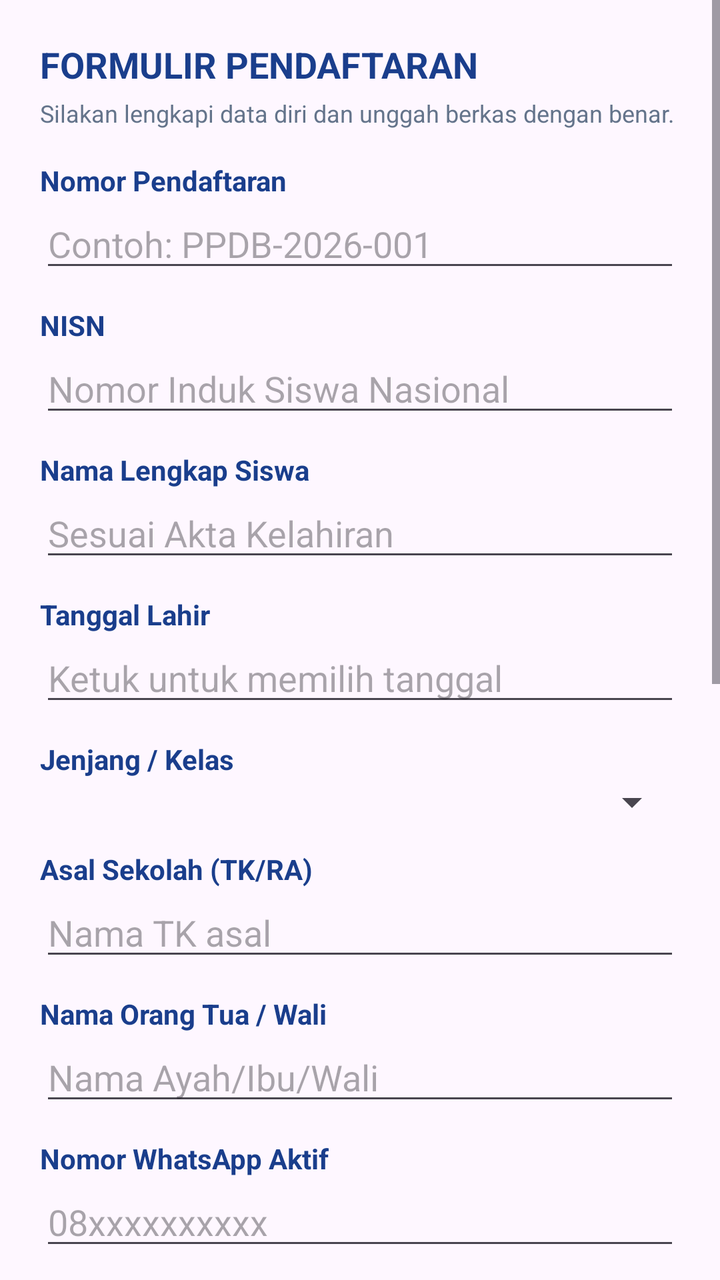
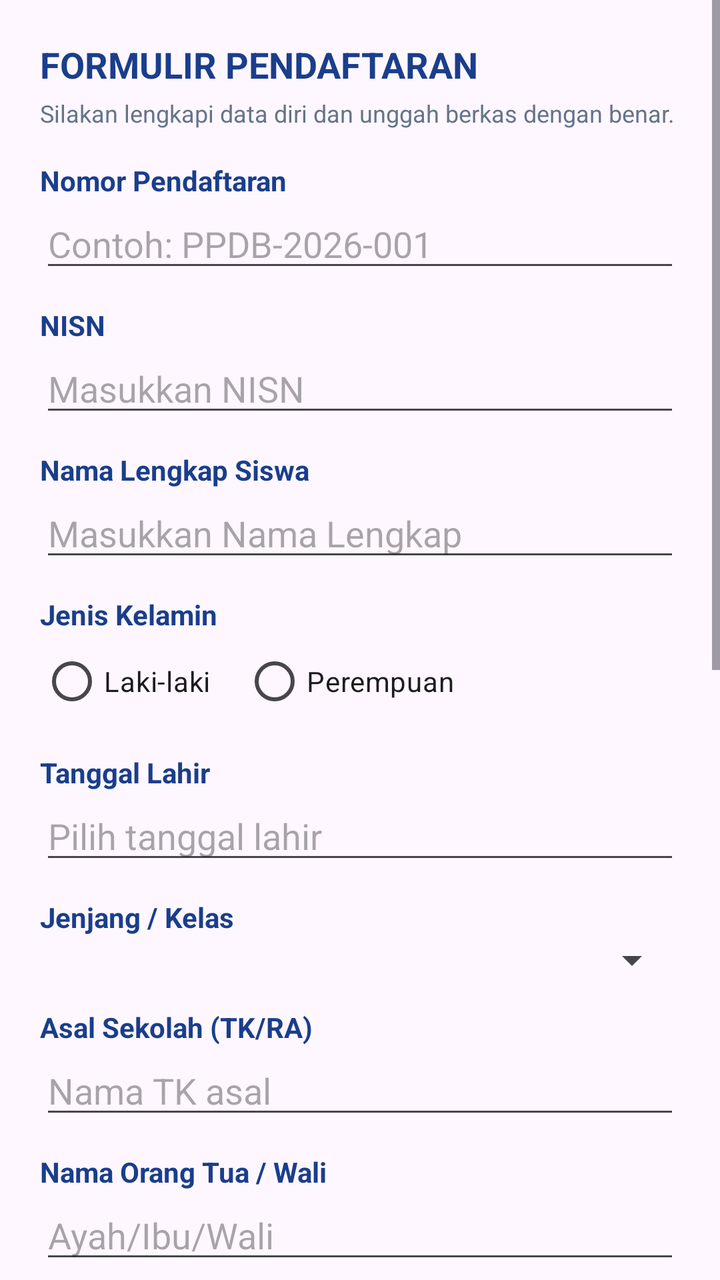

The first picture is an Android layout as it rendered before a commit; the second is the same layout after the commit. The layout source and the unified diff follow.
<!-- AndroidManifest.xml: application theme Theme.SDNPojok2App -->
<!-- res/layout/fragment_daftar_ulang.xml -->
<?xml version="1.0" encoding="utf-8"?>
<ScrollView xmlns:android="http://schemas.android.com/apk/res/android"
    android:layout_width="match_parent"
    android:layout_height="match_parent"
    android:fillViewport="true">

    <LinearLayout
        android:layout_width="match_parent"
        android:layout_height="wrap_content"
        android:orientation="vertical"
        android:padding="20dp">

        <TextView
            android:layout_width="match_parent"
            android:layout_height="wrap_content"
            android:text="FORMULIR PENDAFTARAN"
            android:textColor="@color/sdn_navy"
            android:textSize="18sp"
            android:textStyle="bold" />

        <TextView
            android:layout_width="match_parent"
            android:layout_height="wrap_content"
            android:layout_marginTop="4dp"
            android:layout_marginBottom="16dp"
            android:text="Silakan lengkapi data diri dan unggah berkas dengan benar."
            android:textColor="@color/sdn_gray_text"
            android:textSize="12sp" />

        
        <TextView
            android:layout_width="wrap_content"
            android:layout_height="wrap_content"
            android:text="Nomor Pendaftaran"
            android:textColor="@color/sdn_navy"
            android:textStyle="bold" />

        <EditText
            android:id="@+id/edNoPendaftaran"
            android:layout_width="match_parent"
            android:layout_height="wrap_content"
            android:hint="Contoh: PPDB-2026-001"
            android:importantForAutofill="no"
            android:inputType="textCapCharacters" />

        
        <TextView
            android:layout_width="wrap_content"
            android:layout_height="wrap_content"
            android:layout_marginTop="12dp"
            android:text="NISN"
            android:textColor="@color/sdn_navy"
            android:textStyle="bold" />

        <EditText
            android:id="@+id/edNisn"
            android:layout_width="match_parent"
            android:layout_height="wrap_content"
            android:hint="Nomor Induk Siswa Nasional"
            android:importantForAutofill="no"
            android:inputType="number"
            android:maxLength="10" />

        
        <TextView
            android:layout_width="wrap_content"
            android:layout_height="wrap_content"
            android:layout_marginTop="12dp"
            android:text="Nama Lengkap Siswa"
            android:textColor="@color/sdn_navy"
            android:textStyle="bold" />

        <EditText
            android:id="@+id/edNamaSiswa"
            android:layout_width="match_parent"
            android:layout_height="wrap_content"
            android:hint="Sesuai Akta Kelahiran"
            android:importantForAutofill="no"
            android:inputType="textPersonName|textCapWords" />

        
        <TextView
            android:layout_width="wrap_content"
            android:layout_height="wrap_content"
            android:layout_marginTop="12dp"
            android:text="Tanggal Lahir"
            android:textColor="@color/sdn_navy"
            android:textStyle="bold" />

        <EditText
            android:id="@+id/edTanggalLahir"
            android:layout_width="match_parent"
            android:layout_height="wrap_content"
            android:clickable="true"
            android:focusable="false"
            android:hint="Ketuk untuk memilih tanggal"
            android:importantForAutofill="no"
            android:inputType="none" />

        
        <TextView
            android:layout_width="wrap_content"
            android:layout_height="wrap_content"
            android:layout_marginTop="12dp"
            android:text="Jenjang / Kelas"
            android:textColor="@color/sdn_navy"
            android:textStyle="bold" />

        <Spinner
            android:id="@+id/spinnerKelas"
            android:layout_width="match_parent"
            android:layout_height="wrap_content" />

        
        <TextView
            android:layout_width="wrap_content"
            android:layout_height="wrap_content"
            android:layout_marginTop="12dp"
            android:text="Asal Sekolah (TK/RA)"
            android:textColor="@color/sdn_navy"
            android:textStyle="bold" />

        <AutoCompleteTextView
            android:id="@+id/autoAsalSekolah"
            android:layout_width="match_parent"
            android:layout_height="wrap_content"
            android:hint="Nama TK asal"
            android:importantForAutofill="no"
            android:inputType="textCapWords" />

        
        <TextView
            android:layout_width="wrap_content"
            android:layout_height="wrap_content"
            android:layout_marginTop="12dp"
            android:text="Nama Orang Tua / Wali"
            android:textColor="@color/sdn_navy"
            android:textStyle="bold" />

        <EditText
            android:id="@+id/edNamaWali"
            android:layout_width="match_parent"
            android:layout_height="wrap_content"
            android:hint="Nama Ayah/Ibu/Wali"
            android:importantForAutofill="no"
            android:inputType="textPersonName|textCapWords" />

        
        <TextView
            android:layout_width="wrap_content"
            android:layout_height="wrap_content"
            android:layout_marginTop="12dp"
            android:text="Nomor WhatsApp Aktif"
            android:textColor="@color/sdn_navy"
            android:textStyle="bold" />

        <EditText
            android:id="@+id/edNoWa"
            android:layout_width="match_parent"
            android:layout_height="wrap_content"
            android:hint="08xxxxxxxxxx"
            android:importantForAutofill="no"
            android:inputType="phone" />

        
        <View
            android:layout_width="match_parent"
            android:layout_height="1dp"
            android:layout_marginTop="20dp"
            android:background="#E0E0E0" />

        
        <TextView
            android:layout_width="wrap_content"
            android:layout_height="wrap_content"
            android:layout_marginTop="16dp"
            android:text="Unggah Berkas / Dokumen"
            android:textColor="@color/sdn_navy"
            android:textSize="16sp"
            android:textStyle="bold" />

        <TextView
            android:layout_width="match_parent"
            android:layout_height="wrap_content"
            android:layout_marginTop="4dp"
            android:text="Format file: JPG, PNG, atau PDF (Maksimal 2MB per file)."
            android:textColor="@color/sdn_gray_text"
            android:textSize="12sp" />

        
        <TextView
            android:layout_width="wrap_content"
            android:layout_height="wrap_content"
            android:layout_marginTop="12dp"
            android:text="Akta Kelahiran"
            android:textColor="@color/sdn_navy"
            android:textStyle="bold" />

        <TextView
            android:id="@+id/tvBerkas1"
            android:layout_width="match_parent"
            android:layout_height="wrap_content"
            android:text="Belum ada berkas dipilih"
            android:textColor="#90A4AE"
            android:textSize="12sp" />

        <LinearLayout
            android:layout_width="match_parent"
            android:layout_height="wrap_content"
            android:layout_marginTop="4dp"
            android:orientation="horizontal">

            <Button
                android:id="@+id/btnKamera1"
                android:layout_width="0dp"
                android:layout_height="wrap_content"
                android:layout_weight="1"
                android:text="Ambil Foto" />

            <Button
                android:id="@+id/btnGaleri1"
                android:layout_width="0dp"
                android:layout_height="wrap_content"
                android:layout_marginStart="8dp"
                android:layout_weight="1"
                android:text="Pilih File" />
        </LinearLayout>

        
        <TextView
            android:layout_width="wrap_content"
            android:layout_height="wrap_content"
            android:layout_marginTop="12dp"
            android:text="Kartu Keluarga"
            android:textColor="@color/sdn_navy"
            android:textStyle="bold" />

        <TextView
            android:id="@+id/tvBerkas2"
            android:layout_width="match_parent"
            android:layout_height="wrap_content"
            android:text="Belum ada berkas dipilih"
            android:textColor="#90A4AE"
            android:textSize="12sp" />

        <LinearLayout
            android:layout_width="match_parent"
            android:layout_height="wrap_content"
            android:layout_marginTop="4dp"
            android:orientation="horizontal">

            <Button
                android:id="@+id/btnKamera2"
                android:layout_width="0dp"
                android:layout_height="wrap_content"
                android:layout_weight="1"
                android:text="Ambil Foto" />

            <Button
                android:id="@+id/btnGaleri2"
                android:layout_width="0dp"
                android:layout_height="wrap_content"
                android:layout_marginStart="8dp"
                android:layout_weight="1"
                android:text="Pilih File" />
        </LinearLayout>

        
        <View
            android:layout_width="match_parent"
            android:layout_height="1dp"
            android:layout_marginTop="20dp"
            android:background="#E0E0E0" />

        
        <TextView
            android:layout_width="wrap_content"
            android:layout_height="wrap_content"
            android:layout_marginTop="16dp"
            android:text="Jadwal Verifikasi Berkas"
            android:textColor="@color/sdn_navy"
            android:textSize="16sp"
            android:textStyle="bold" />

        <TextView
            android:layout_width="match_parent"
            android:layout_height="wrap_content"
            android:layout_marginTop="4dp"
            android:text="Pilih tanggal dan jam kedatangan ke sekolah untuk membawa berkas asli."
            android:textColor="@color/sdn_gray_text"
            android:textSize="12sp" />

        <LinearLayout
            android:layout_width="match_parent"
            android:layout_height="wrap_content"
            android:layout_marginTop="8dp"
            android:orientation="horizontal">

            <EditText
                android:id="@+id/edTanggalVerifikasi"
                android:layout_width="0dp"
                android:layout_height="wrap_content"
                android:layout_weight="1"
                android:clickable="true"
                android:focusable="false"
                android:hint="Tanggal"
                android:importantForAutofill="no"
                android:inputType="none" />

            <EditText
                android:id="@+id/edJamVerifikasi"
                android:layout_width="0dp"
                android:layout_height="wrap_content"
                android:layout_marginStart="8dp"
                android:layout_weight="1"
                android:clickable="true"
                android:focusable="false"
                android:hint="Jam"
                android:importantForAutofill="no"
                android:inputType="none" />
        </LinearLayout>

        
        <ProgressBar
            android:id="@+id/progressUpload"
            style="?android:attr/progressBarStyleHorizontal"
            android:layout_width="match_parent"
            android:layout_height="wrap_content"
            android:layout_marginTop="16dp"
            android:visibility="gone" />

        <CheckBox
            android:id="@+id/cbSetuju"
            android:layout_width="match_parent"
            android:layout_height="wrap_content"
            android:layout_marginTop="16dp"
            android:text="Saya menyatakan data yang diisi benar dan dapat dipertanggungjawabkan." />

        <Button
            android:id="@+id/btnKirim"
            android:layout_width="match_parent"
            android:layout_height="wrap_content"
            android:layout_marginTop="16dp"
            android:backgroundTint="@color/sdn_red"
            android:text="Kirim Formulir Pendaftaran"
            android:textColor="@color/sdn_white" />

    </LinearLayout>
</ScrollView>
<!-- resources referenced by this layout -->
<resources>
  <color name="sdn_gray_text">#64748B</color>
  <color name="sdn_navy">#1A3E8C</color>
  <color name="sdn_red">#DC2626</color>
  <color name="sdn_white">#FFFFFF</color>
  <style name="Theme.SDNPojok2App" parent="Base.Theme.SDNPojok2App" />
  <style name="Base.Theme.SDNPojok2App" parent="Theme.Material3.DayNight.NoActionBar">
          
          
      </style>
</resources>

<!-- the commit's change to res/layout/fragment_daftar_ulang.xml (unified diff, before → after) -->
@@ -56,7 +56,7 @@
             android:id="@+id/edNisn"
             android:layout_width="match_parent"
             android:layout_height="wrap_content"
-            android:hint="Nomor Induk Siswa Nasional"
+            android:hint="Masukkan NISN"
             android:importantForAutofill="no"
             android:inputType="number"
             android:maxLength="10" />
@@ -74,9 +74,38 @@
             android:id="@+id/edNamaSiswa"
             android:layout_width="match_parent"
             android:layout_height="wrap_content"
-            android:hint="Sesuai Akta Kelahiran"
+            android:hint="Masukkan Nama Lengkap"
             android:importantForAutofill="no"
             android:inputType="textPersonName|textCapWords" />
+
+        
+        <TextView
+            android:layout_width="wrap_content"
+            android:layout_height="wrap_content"
+            android:layout_marginTop="12dp"
+            android:text="Jenis Kelamin"
+            android:textColor="@color/sdn_navy"
+            android:textStyle="bold" />
+
+        <RadioGroup
+            android:id="@+id/rgJenisKelamin"
+            android:layout_width="match_parent"
+            android:layout_height="wrap_content"
+            android:orientation="horizontal">
+
+            <RadioButton
+                android:id="@+id/rbLaki"
+                android:layout_width="wrap_content"
+                android:layout_height="wrap_content"
+                android:text="Laki-laki" />
+
+            <RadioButton
+                android:id="@+id/rbPerempuan"
+                android:layout_width="wrap_content"
+                android:layout_height="wrap_content"
+                android:layout_marginStart="16dp"
+                android:text="Perempuan" />
+        </RadioGroup>
 
         
         <TextView
@@ -93,7 +122,7 @@
             android:layout_height="wrap_content"
             android:clickable="true"
             android:focusable="false"
-            android:hint="Ketuk untuk memilih tanggal"
+            android:hint="Pilih tanggal lahir"
             android:importantForAutofill="no"
             android:inputType="none" />
 
@@ -141,7 +170,7 @@
             android:id="@+id/edNamaWali"
             android:layout_width="match_parent"
             android:layout_height="wrap_content"
-            android:hint="Nama Ayah/Ibu/Wali"
+            android:hint="Ayah/Ibu/Wali"
             android:importantForAutofill="no"
             android:inputType="textPersonName|textCapWords" />
 
@@ -150,7 +179,7 @@
             android:layout_width="wrap_content"
             android:layout_height="wrap_content"
             android:layout_marginTop="12dp"
-            android:text="Nomor WhatsApp Aktif"
+            android:text="Nomor WhatsApp"
             android:textColor="@color/sdn_navy"
             android:textStyle="bold" />
 
@@ -158,11 +187,10 @@
             android:id="@+id/edNoWa"
             android:layout_width="match_parent"
             android:layout_height="wrap_content"
-            android:hint="08xxxxxxxxxx"
+            android:hint="08xxxxxxxx"
             android:importantForAutofill="no"
             android:inputType="phone" />
 
-        
         <View
             android:layout_width="match_parent"
             android:layout_height="1dp"
@@ -174,25 +202,17 @@
             android:layout_width="wrap_content"
             android:layout_height="wrap_content"
             android:layout_marginTop="16dp"
-            android:text="Unggah Berkas / Dokumen"
+            android:text="Unggah Berkas"
             android:textColor="@color/sdn_navy"
             android:textSize="16sp"
             android:textStyle="bold" />
 
-        <TextView
-            android:layout_width="match_parent"
-            android:layout_height="wrap_content"
-            android:layout_marginTop="4dp"
-            android:text="Format file: JPG, PNG, atau PDF (Maksimal 2MB per file)."
-            android:textColor="@color/sdn_gray_text"
-            android:textSize="12sp" />
-
-        
-        <TextView
-            android:layout_width="wrap_content"
-            android:layout_height="wrap_content"
-            android:layout_marginTop="12dp"
-            android:text="Akta Kelahiran"
+        
+        <TextView
+            android:layout_width="wrap_content"
+            android:layout_height="wrap_content"
+            android:layout_marginTop="12dp"
+            android:text="1. Akta Kelahiran"
             android:textColor="@color/sdn_navy"
             android:textStyle="bold" />
 
@@ -215,7 +235,7 @@
                 android:layout_width="0dp"
                 android:layout_height="wrap_content"
                 android:layout_weight="1"
-                android:text="Ambil Foto" />
+                android:text="Kamera" />
 
             <Button
                 android:id="@+id/btnGaleri1"
@@ -223,7 +243,7 @@
                 android:layout_height="wrap_content"
                 android:layout_marginStart="8dp"
                 android:layout_weight="1"
-                android:text="Pilih File" />
+                android:text="Galeri" />
         </LinearLayout>
 
         
@@ -231,7 +251,7 @@
             android:layout_width="wrap_content"
             android:layout_height="wrap_content"
             android:layout_marginTop="12dp"
-            android:text="Kartu Keluarga"
+            android:text="2. Kartu Keluarga"
             android:textColor="@color/sdn_navy"
             android:textStyle="bold" />
 
@@ -254,7 +274,7 @@
                 android:layout_width="0dp"
                 android:layout_height="wrap_content"
                 android:layout_weight="1"
-                android:text="Ambil Foto" />
+                android:text="Kamera" />
 
             <Button
                 android:id="@+id/btnGaleri2"
@@ -262,10 +282,9 @@
                 android:layout_height="wrap_content"
                 android:layout_marginStart="8dp"
                 android:layout_weight="1"
-                android:text="Pilih File" />
+                android:text="Galeri" />
         </LinearLayout>
 
-        
         <View
             android:layout_width="match_parent"
             android:layout_height="1dp"
@@ -277,18 +296,10 @@
             android:layout_width="wrap_content"
             android:layout_height="wrap_content"
             android:layout_marginTop="16dp"
-            android:text="Jadwal Verifikasi Berkas"
+            android:text="Jadwal Verifikasi"
             android:textColor="@color/sdn_navy"
             android:textSize="16sp"
             android:textStyle="bold" />
-
-        <TextView
-            android:layout_width="match_parent"
-            android:layout_height="wrap_content"
-            android:layout_marginTop="4dp"
-            android:text="Pilih tanggal dan jam kedatangan ke sekolah untuk membawa berkas asli."
-            android:textColor="@color/sdn_gray_text"
-            android:textSize="12sp" />
 
         <LinearLayout
             android:layout_width="match_parent"
@@ -320,7 +331,6 @@
                 android:inputType="none" />
         </LinearLayout>
 
-        
         <ProgressBar
             android:id="@+id/progressUpload"
             style="?android:attr/progressBarStyleHorizontal"
@@ -334,7 +344,7 @@
             android:layout_width="match_parent"
             android:layout_height="wrap_content"
             android:layout_marginTop="16dp"
-            android:text="Saya menyatakan data yang diisi benar dan dapat dipertanggungjawabkan." />
+            android:text="Data yang saya isi benar." />
 
         <Button
             android:id="@+id/btnKirim"
@@ -342,7 +352,7 @@
             android:layout_height="wrap_content"
             android:layout_marginTop="16dp"
             android:backgroundTint="@color/sdn_red"
-            android:text="Kirim Formulir Pendaftaran"
+            android:text="Kirim Pendaftaran"
             android:textColor="@color/sdn_white" />
 
     </LinearLayout>
